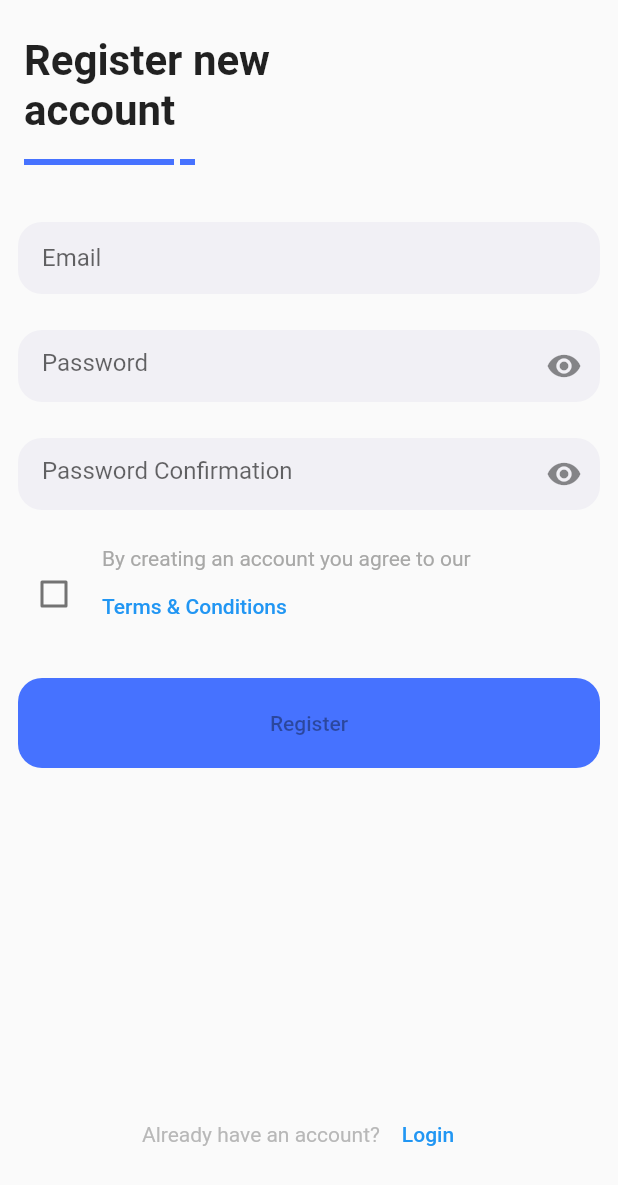
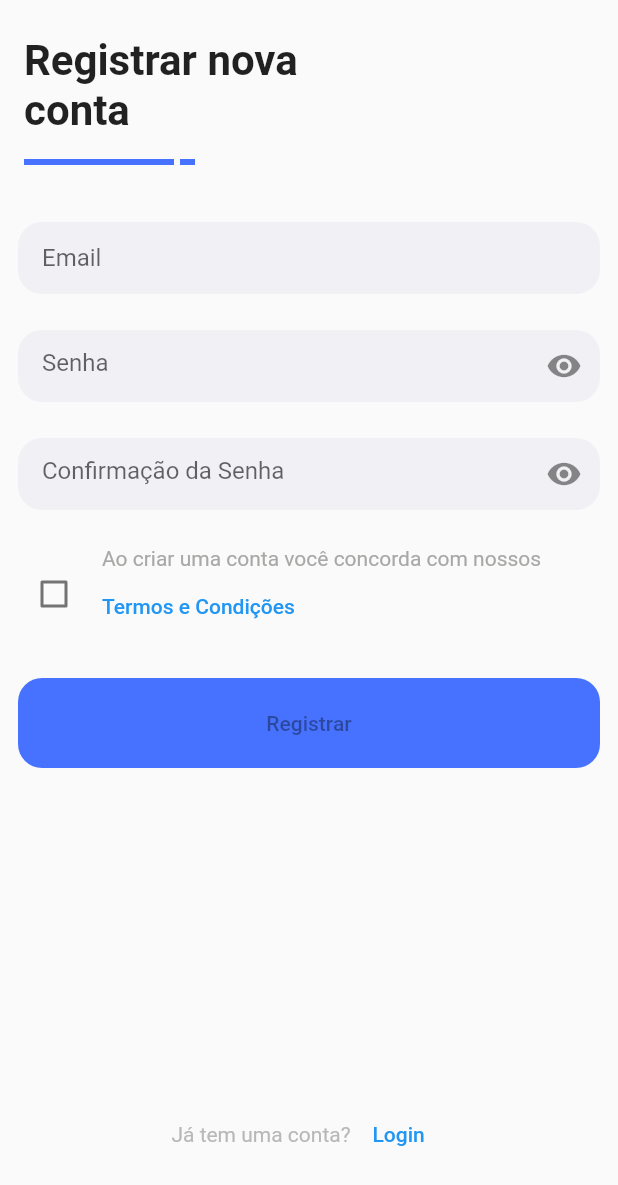
Before and after one commit to snntxjunior/To-Do-List-AVF-PT2, a Flutter app: the RegisterPage screen opened by its route, on a phone screen of 412 x 824 dp. Shown: the top 1185 px of the screen. Run offline on Flutter 3.47's test engine with Material 2 defaults, Android fonts, the phone set to English and light mode, and no system bars; our stand-ins replace firebase_analytics, firebase_auth, firebase_core; accounts and stored records are empty.

Commit message:
register_page.dart

```diff
--- a/lib/pages/register_page.dart
+++ b/lib/pages/register_page.dart
@@ -21,7 +21,7 @@ class _RegisterPage extends State<RegisterPage> {
   @override
   Widget build(BuildContext context) {
     return Scaffold(
-      appBar: CustomAppBar(title: "Register new account"),
+      appBar: CustomAppBar(title: "Registrar nova conta"),
       body: Container(
         padding: EdgeInsets.symmetric(horizontal: 12, vertical: 12),
         child: Form(
@@ -39,13 +39,13 @@ class _RegisterPage extends State<RegisterPage> {
                   bool emailValid = RegExp(
                           r"^[a-zA-Z0-9.a-zA-Z0-9.!#$%&'*+-/=?^_`{|}~]+@[a-zA-Z0-9]+\.[a-zA-Z]+")
                       .hasMatch(email);
-                  return emailValid ? null : "Email is not valid";
+                  return emailValid ? null : "E-mail não é válido";
                 },
               ),
               SizedBox(height: 24),
               CustomInputField(
                 keyboardType: TextInputType.visiblePassword,
-                hintText: "Password",
+                hintText: "Senha",
                 obscureText: true,
                 controller: _passwordController,
                 validator: (String? password) {
@@ -53,14 +53,14 @@ class _RegisterPage extends State<RegisterPage> {
                     return null;
                   }
                   if (password.length < 6) {
-                    return "Password is too short";
+                    return "A senha é muito curta";
                   }
                 },
               ),
               SizedBox(height: 24),
               CustomInputField(
                 keyboardType: TextInputType.visiblePassword,
-                hintText: "Password Confirmation",
+                hintText: "Confirmação da Senha",
                 obscureText: true,
                 controller: _passwordConfirmationController,
                 validator: (String? password) {
@@ -68,7 +68,7 @@ class _RegisterPage extends State<RegisterPage> {
                     return null;
                   }
                   if (password != _passwordConfirmationController.value.text) {
-                    return "Password is not confirmed";
+                    return "A senha não foi confirmada";
                   }
                 },
               ),
@@ -80,14 +80,14 @@ class _RegisterPage extends State<RegisterPage> {
                     Padding(
                       padding: EdgeInsets.only(left: 8),
                       child: Text(
-                        "By creating an account you agree to our",
+                        "Ao criar uma conta você concorda com nossos",
                         style: TextStyle(
                           color: Color(0xFFa8a8a7),
                         ),
                       ),
                     ),
                     TextButton(
-                      child: Text('Terms & Conditions'),
+                      child: Text('Termos e Condições'),
                       onPressed: () {
                         print("// Terms & Conditions");
                       },
@@ -100,7 +100,7 @@ class _RegisterPage extends State<RegisterPage> {
               ),
               SizedBox(height: 24),
               ElevatedButton(
-                child: Text("Register"),
+                child: Text("Registrar"),
                 onPressed: !_agreeWithTermsAndConditions
                     ? null
                     : () {
@@ -118,13 +118,13 @@ class _RegisterPage extends State<RegisterPage> {
                               ScaffoldMessenger.of(context).showSnackBar(
                                 SnackBar(
                                     content: Text(
-                                        'Failed to register: ${exception.message}')),
+                                        'Falha ao registrar: ${exception.message}')),
                               );
                             } else {
                               ScaffoldMessenger.of(context).showSnackBar(
                                 SnackBar(
                                     content: Text(
-                                        'Unhandled register error ${exception}')),
+                                        'Erro de registro não tratado ${exception}')),
                               );
                             }
                           });
@@ -139,7 +139,7 @@ class _RegisterPage extends State<RegisterPage> {
                 mainAxisSize: MainAxisSize.max,
                 children: [
                   Text(
-                    "Already have an account?",
+                    "Já tem uma conta?",
                     style: TextStyle(
                       color: Color(0xFFb8b8b8),
                     ),
```
